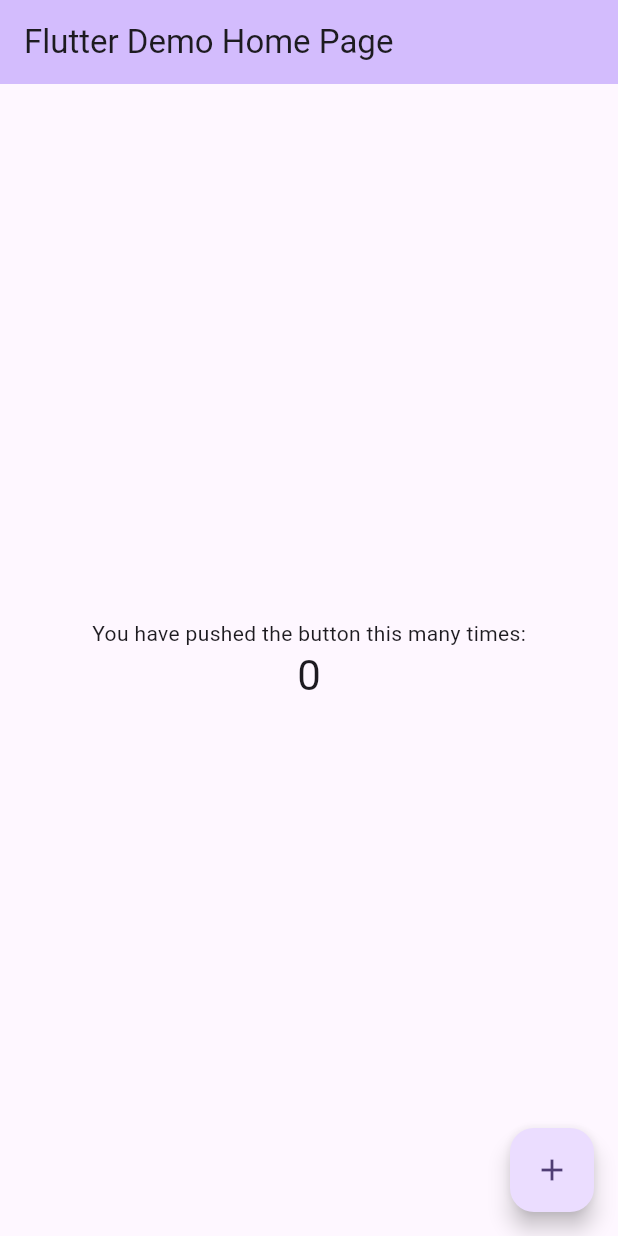
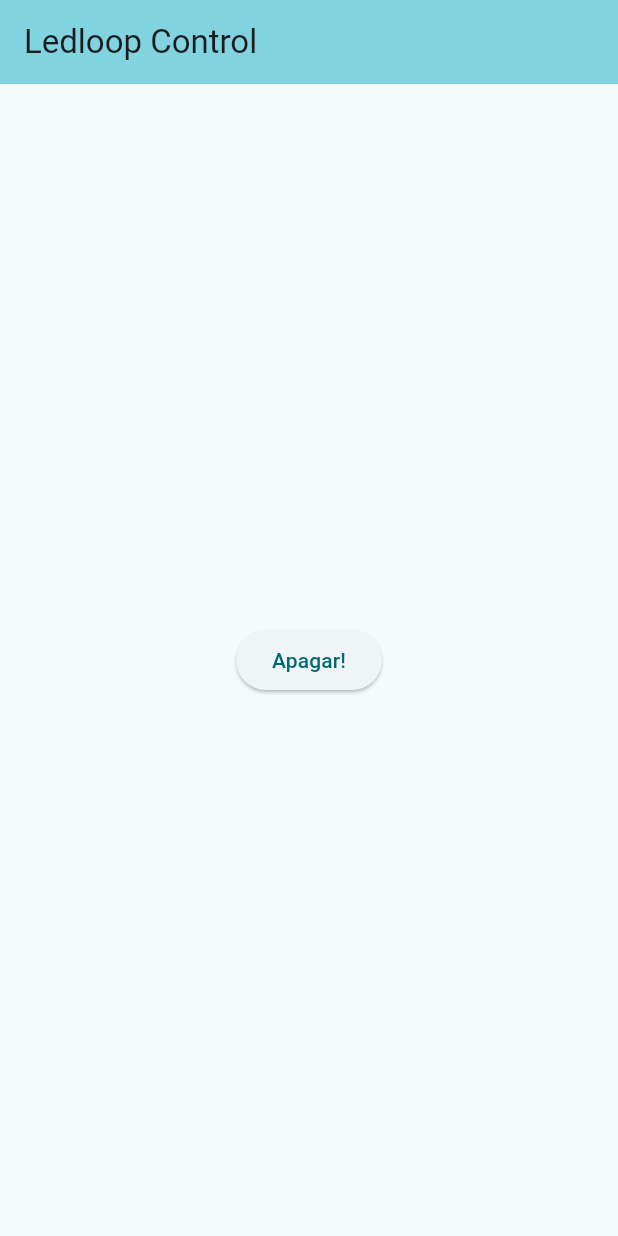
Before and after one commit to Gmatarrubia/ledloop-ews, a Flutter app: the screen it shows after launch, on a phone screen of 412 x 824 dp. Run offline on Flutter 3.47's test engine with Material 2 defaults, Android fonts, the phone set to English and light mode, and no system bars.

Commit message:
minimal app with button that write in a json

```diff
--- /dev/null
+++ b/assets/work-mode.json
@@ -0,0 +1 @@
+{"complete":{"mode":"fill","args":{"r":0,"g":0,"b":100}},"core":{"mode":"fill","args":{"r":100,"g":100,"b":100}}}
--- a/lib/main.dart
+++ b/lib/main.dart
@@ -1,125 +1,25 @@
 import 'package:flutter/material.dart';
+import 'package:ews_ledloop/screens/main_screen.dart';
 
 void main() {
   runApp(const MyApp());
 }
 
 class MyApp extends StatelessWidget {
-  const MyApp({super.key});
+  const MyApp({Key? key}) : super(key: key);
 
   // This widget is the root of your application.
   @override
   Widget build(BuildContext context) {
     return MaterialApp(
-      title: 'Flutter Demo',
+      title: 'Ledloop Control',
       theme: ThemeData(
-        // This is the theme of your application.
-        //
-        // TRY THIS: Try running your application with "flutter run". You'll see
-        // the application has a blue toolbar. Then, without quitting the app,
-        // try changing the seedColor in the colorScheme below to Colors.green
-        // and then invoke "hot reload" (save your changes or press the "hot
-        // reload" button in a Flutter-supported IDE, or press "r" if you used
-        // the command line to start the app).
-        //
-        // Notice that the counter didn't reset back to zero; the application
-        // state is not lost during the reload. To reset the state, use hot
-        // restart instead.
-        //
-        // This works for code too, not just values: Most code changes can be
-        // tested with just a hot reload.
-        colorScheme: ColorScheme.fromSeed(seedColor: Colors.deepPurple),
+        brightness: Brightness.light,
+        visualDensity: VisualDensity.adaptivePlatformDensity,
+        colorScheme: ColorScheme.fromSeed(seedColor: Colors.grey),
         useMaterial3: true,
       ),
-      home: const MyHomePage(title: 'Flutter Demo Home Page'),
+      home: const MainScreen(title: 'Ledloop Control'),
     );
   }
 }
-
-class MyHomePage extends StatefulWidget {
-  const MyHomePage({super.key, required this.title});
-
-  // This widget is the home page of your application. It is stateful, meaning
-  // that it has a State object (defined below) that contains fields that affect
-  // how it looks.
-
-  // This class is the configuration for the state. It holds the values (in this
-  // case the title) provided by the parent (in this case the App widget) and
-  // used by the build method of the State. Fields in a Widget subclass are
-  // always marked "final".
-
-  final String title;
-
-  @override
-  State<MyHomePage> createState() => _MyHomePageState();
-}
-
-class _MyHomePageState extends State<MyHomePage> {
-  int _counter = 0;
-
-  void _incrementCounter() {
-    setState(() {
-      // This call to setState tells the Flutter framework that something has
-      // changed in this State, which causes it to rerun the build method below
-      // so that the display can reflect the updated values. If we changed
-      // _counter without calling setState(), then the build method would not be
-      // called again, and so nothing would appear to happen.
-      _counter++;
-    });
-  }
-
-  @override
-  Widget build(BuildContext context) {
-    // This method is rerun every time setState is called, for instance as done
-    // by the _incrementCounter method above.
-    //
-    // The Flutter framework has been optimized to make rerunning build methods
-    // fast, so that you can just rebuild anything that needs updating rather
-    // than having to individually change instances of widgets.
-    return Scaffold(
-      appBar: AppBar(
-        // TRY THIS: Try changing the color here to a specific color (to
-        // Colors.amber, perhaps?) and trigger a hot reload to see the AppBar
-        // change color while the other colors stay the same.
-        backgroundColor: Theme.of(context).colorScheme.inversePrimary,
-        // Here we take the value from the MyHomePage object that was created by
-        // the App.build method, and use it to set our appbar title.
-        title: Text(widget.title),
-      ),
-      body: Center(
-        // Center is a layout widget. It takes a single child and positions it
-        // in the middle of the parent.
-        child: Column(
-          // Column is also a layout widget. It takes a list of children and
-          // arranges them vertically. By default, it sizes itself to fit its
-          // children horizontally, and tries to be as tall as its parent.
-          //
-          // Column has various properties to control how it sizes itself and
-          // how it positions its children. Here we use mainAxisAlignment to
-          // center the children vertically; the main axis here is the vertical
-          // axis because Columns are vertical (the cross axis would be
-          // horizontal).
-          //
-          // TRY THIS: Invoke "debug painting" (choose the "Toggle Debug Paint"
-          // action in the IDE, or press "p" in the console), to see the
-          // wireframe for each widget.
-          mainAxisAlignment: MainAxisAlignment.center,
-          children: <Widget>[
-            const Text(
-              'You have pushed the button this many times:',
-            ),
-            Text(
-              '$_counter',
-              style: Theme.of(context).textTheme.headlineMedium,
-            ),
-          ],
-        ),
-      ),
-      floatingActionButton: FloatingActionButton(
-        onPressed: _incrementCounter,
-        tooltip: 'Increment',
-        child: const Icon(Icons.add),
-      ), // This trailing comma makes auto-formatting nicer for build methods.
-    );
-  }
-}
--- /dev/null
+++ b/lib/screens/main_screen.dart
@@ -0,0 +1,109 @@
+import 'package:flutter/material.dart';
+import 'package:flutter/services.dart' show rootBundle;
+import 'dart:io';
+import 'dart:convert';
+
+class MainScreen extends StatefulWidget {
+  const MainScreen({super.key, required this.title});
+  final String title;
+  @override
+  State<MainScreen> createState() => _MainScreenState();
+}
+
+class _MainScreenState extends State<MainScreen> {
+  bool poweron = true;
+  String fileName = 'work-mode.json';
+
+  void switchLights(poweron) async {
+    final path = Directory.current.path;
+    File filePath = File('$path/assets/$fileName');
+    try {
+      String jsonString = await readJsonFile(filePath);
+      Map<String, dynamic> jsonData = parseJson(jsonString);
+      if (poweron == true) {
+        editJson(jsonData, 'core', jsonDecode(off));
+      } else {
+        editJson(jsonData, 'core', jsonDecode(on));
+      }
+
+      await writeJsonFile(filePath, json.encode(jsonData));
+      print('JSON file edited successfully.');
+    } catch (e) {
+      print('Error: $e');
+    }
+  }
+
+  @override
+  Widget build(BuildContext context) {
+    return Scaffold(
+      appBar: AppBar(
+        backgroundColor: Theme.of(context).colorScheme.inversePrimary,
+        title: Text(widget.title),
+      ),
+      body: Center(
+        child: Column(
+          mainAxisAlignment: MainAxisAlignment.center,
+          children: <Widget>[
+            ElevatedButton(
+              style: ButtonStyle(
+                shape: MaterialStateProperty.all<RoundedRectangleBorder>(
+                  RoundedRectangleBorder(
+                    borderRadius: BorderRadius.circular(20.0),
+                  ),
+                ),
+              ),
+              onPressed: () {
+                setState(() {
+                  switchLights(poweron);
+                  poweron = !poweron;
+                });
+              },
+              child: Text(poweron ? textApagar: textEncender),
+            ),
+          ],
+        ),
+      ),
+    );
+  }
+}
+
+Future<String> readJsonFile(File file) async {
+  if (await file.exists()) {
+    return await file.readAsString();
+  } else {
+    throw Exception("File not found");
+  }
+}
+
+String textApagar = "Apagar!";
+String textEncender = "Endencer!";
+
+String on = '''
+{
+    "mode": "fill",
+    "args":
+    {
+      "r": 100,
+      "g": 100,
+      "b": 100
+    }
+}
+''';
+
+String off = '''
+{
+    "mode": "off"
+}
+''';
+
+Map<String, dynamic> parseJson(String jsonString) {
+  return json.decode(jsonString);
+}
+
+void editJson(Map<String, dynamic> jsonData, String key, dynamic newValue) {
+  jsonData[key] = newValue;
+}
+
+Future<void> writeJsonFile(File file, String jsonString) async {
+  await file.writeAsString(jsonString);
+}
```
Also changed, not shown: assets/led-map.json (added, +68 -0 lines), lib/resources/ui_constants.dart (added, +14 -0 lines), pubspec.yaml (+3 -46 lines), 2 other files.
